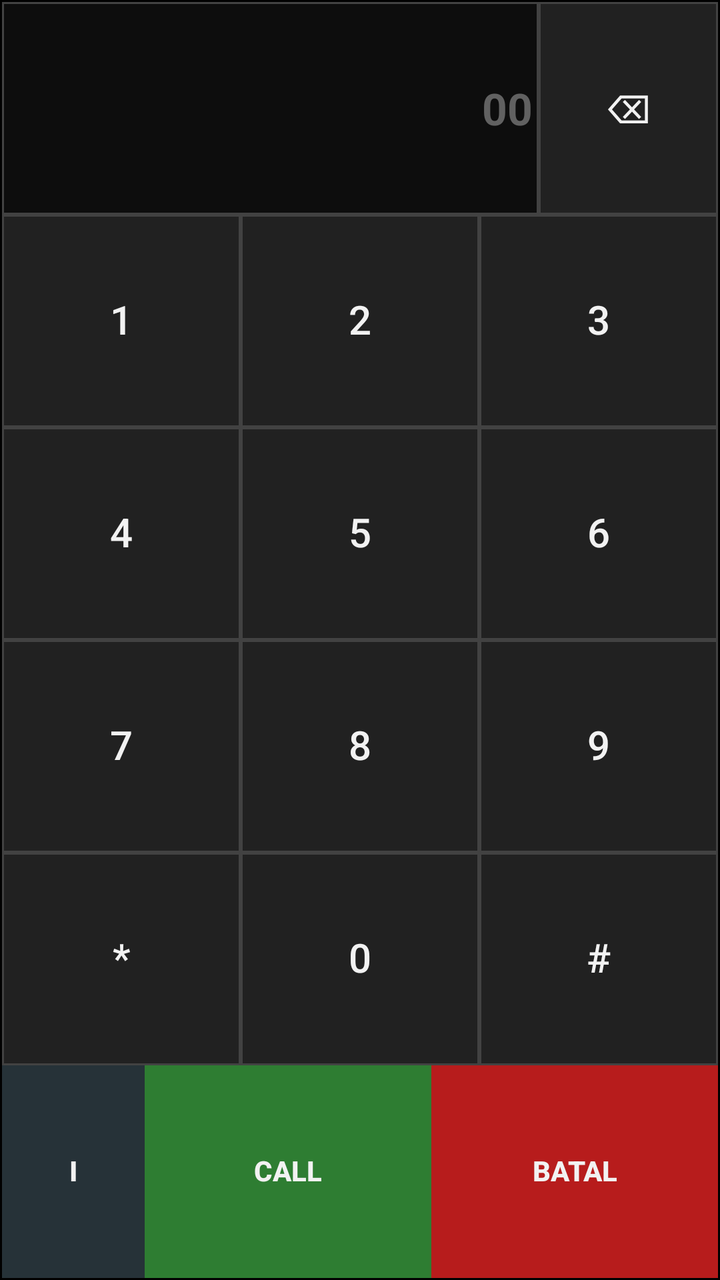
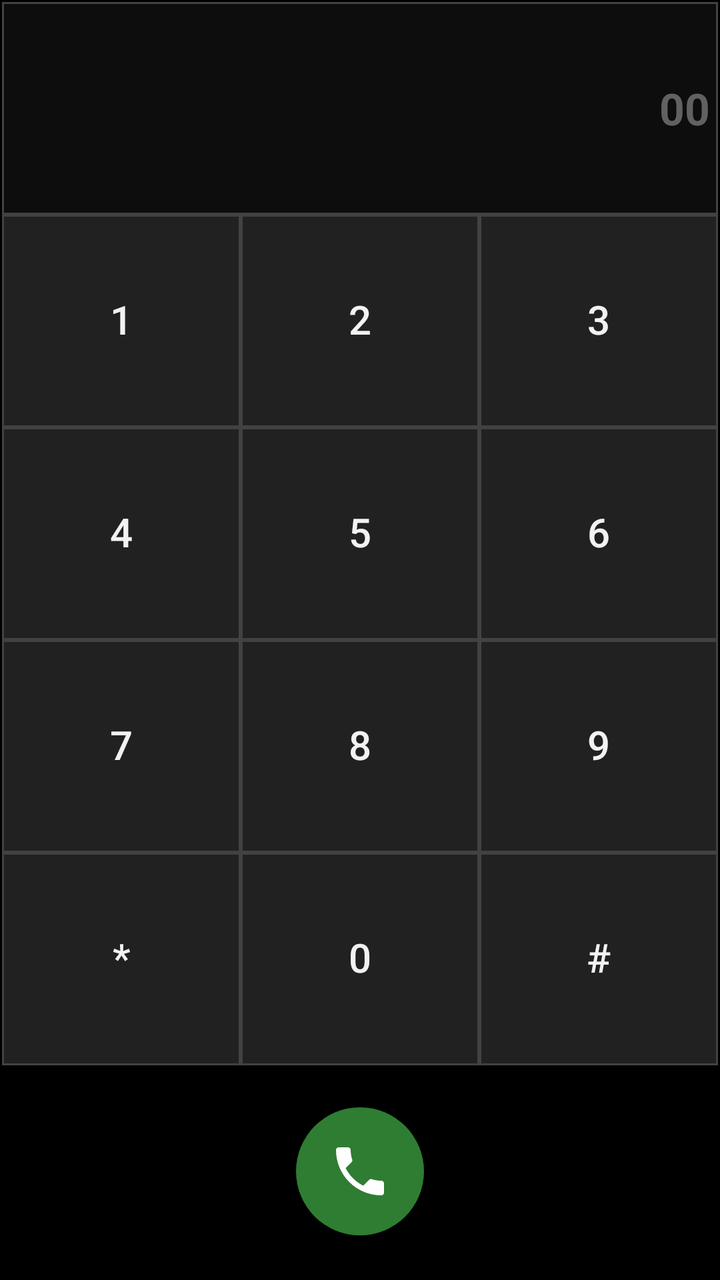

Two renders of the same Android screen: before a commit and after it. Below are the layout's source before the change and the commit's diff.
<!-- AndroidManifest.xml: application theme Theme.PocDialer -->
<!-- res/layout/activity_dialer.xml -->
<?xml version="1.0" encoding="utf-8"?>
<LinearLayout xmlns:android="http://schemas.android.com/apk/res/android"
    android:layout_width="match_parent"
    android:layout_height="match_parent"
    android:background="@color/bg"
    android:orientation="vertical"
    android:padding="1dp"
    android:weightSum="6">

    
    <LinearLayout
        android:layout_width="match_parent"
        android:layout_height="0dp"
        android:layout_weight="1"
        android:orientation="horizontal">

        <EditText
            android:id="@+id/digits"
            android:layout_width="0dp"
            android:layout_height="match_parent"
            android:layout_weight="3"
            android:background="@drawable/bg_display"
            android:gravity="center_vertical|end"
            android:paddingLeft="3dp"
            android:paddingRight="3dp"
            android:textColor="@color/text"
            android:textColorHint="#FF616161"
            android:textSize="@dimen/display_text"
            android:textStyle="bold"
            android:maxLines="1"
            android:inputType="phone"
            android:hint="00"
            android:nextFocusDown="@id/key1"
            android:nextFocusRight="@id/btnDel" />

        <Button
            android:id="@+id/btnDel"
            style="@style/KeypadBtn"
            android:text="@string/del_label"
            android:contentDescription="Hapus"
            android:nextFocusDown="@id/key3"
            android:nextFocusLeft="@id/digits" />
    </LinearLayout>

    <LinearLayout
        android:layout_width="match_parent"
        android:layout_height="0dp"
        android:layout_weight="1"
        android:orientation="horizontal">

        <Button
            android:id="@+id/key1"
            style="@style/KeypadBtn"
            android:text="1"
            android:nextFocusRight="@id/key2"
            android:nextFocusUp="@id/digits"
            android:nextFocusDown="@id/key4" />

        <Button
            android:id="@+id/key2"
            style="@style/KeypadBtn"
            android:text="2"
            android:nextFocusLeft="@id/key1"
            android:nextFocusRight="@id/key3"
            android:nextFocusUp="@id/digits"
            android:nextFocusDown="@id/key4" />

        <Button
            android:id="@+id/key3"
            style="@style/KeypadBtn"
            android:text="3"
            android:nextFocusLeft="@id/key2"
            android:nextFocusUp="@id/digits"
            android:nextFocusDown="@id/key4" />

    </LinearLayout>

    <LinearLayout
        android:layout_width="match_parent"
        android:layout_height="0dp"
        android:layout_weight="1"
        android:orientation="horizontal">

        <Button
            android:id="@+id/key4"
            style="@style/KeypadBtn"
            android:text="4"
            android:nextFocusRight="@id/key5"
            android:nextFocusUp="@id/key1"
            android:nextFocusDown="@id/key7" />

        <Button
            android:id="@+id/key5"
            style="@style/KeypadBtn"
            android:text="5"
            android:nextFocusLeft="@id/key4"
            android:nextFocusRight="@id/key6"
            android:nextFocusUp="@id/key1"
            android:nextFocusDown="@id/key7" />

        <Button
            android:id="@+id/key6"
            style="@style/KeypadBtn"
            android:text="6"
            android:nextFocusLeft="@id/key5"
            android:nextFocusUp="@id/key1"
            android:nextFocusDown="@id/key7" />

    </LinearLayout>

    <LinearLayout
        android:layout_width="match_parent"
        android:layout_height="0dp"
        android:layout_weight="1"
        android:orientation="horizontal">

        <Button
            android:id="@+id/key7"
            style="@style/KeypadBtn"
            android:text="7"
            android:nextFocusRight="@id/key8"
            android:nextFocusUp="@id/key4"
            android:nextFocusDown="@id/keyStar" />

        <Button
            android:id="@+id/key8"
            style="@style/KeypadBtn"
            android:text="8"
            android:nextFocusLeft="@id/key7"
            android:nextFocusRight="@id/key9"
            android:nextFocusUp="@id/key4"
            android:nextFocusDown="@id/keyStar" />

        <Button
            android:id="@+id/key9"
            style="@style/KeypadBtn"
            android:text="9"
            android:nextFocusLeft="@id/key8"
            android:nextFocusUp="@id/key4"
            android:nextFocusDown="@id/keyStar" />

    </LinearLayout>

    <LinearLayout
        android:layout_width="match_parent"
        android:layout_height="0dp"
        android:layout_weight="1"
        android:orientation="horizontal">

        <Button
            android:id="@+id/keyStar"
            style="@style/KeypadBtn"
            android:text="*"
            android:nextFocusRight="@id/key0"
            android:nextFocusUp="@id/key7"
            android:nextFocusDown="@id/aboutButton" />

        <Button
            android:id="@+id/key0"
            style="@style/KeypadBtn"
            android:text="0"
            android:nextFocusLeft="@id/keyStar"
            android:nextFocusRight="@id/keyPound"
            android:nextFocusUp="@id/key7"
            android:nextFocusDown="@id/aboutButton" />

        <Button
            android:id="@+id/keyPound"
            style="@style/KeypadBtn"
            android:text="#"
            android:nextFocusLeft="@id/key0"
            android:nextFocusUp="@id/key7"
            android:nextFocusDown="@id/aboutButton" />

    </LinearLayout>

    
    <LinearLayout
        android:layout_width="match_parent"
        android:layout_height="0dp"
        android:layout_weight="1"
        android:orientation="horizontal">

        <Button
            android:id="@+id/aboutButton"
            style="@style/ActionBtn"
            android:layout_weight="1"
            android:background="@drawable/bg_info"
            android:text="@string/about_label"
            android:contentDescription="Tentang aplikasi"
            android:nextFocusRight="@id/callButton"
            android:nextFocusUp="@id/keyStar" />

        <Button
            android:id="@+id/callButton"
            style="@style/ActionBtn"
            android:layout_weight="2"
            android:background="@drawable/bg_call"
            android:text="@string/call_label"
            android:nextFocusLeft="@id/aboutButton"
            android:nextFocusRight="@id/cancelButton"
            android:nextFocusUp="@id/key0" />

        <Button
            android:id="@+id/cancelButton"
            style="@style/ActionBtn"
            android:layout_weight="2"
            android:background="@drawable/bg_cancel"
            android:text="@string/cancel_label"
            android:nextFocusLeft="@id/callButton"
            android:nextFocusUp="@id/keyPound" />
    </LinearLayout>
</LinearLayout>
<!-- resources referenced by this layout -->
<resources>
  <color name="bg">#FF000000</color>
  <color name="text">#FFF2F2F2</color>
  <dimen name="display_text">22sp</dimen>
  <!-- drawable bg_call (drawable) -->
  <?xml version="1.0" encoding="utf-8"?>
  <selector xmlns:android="http://schemas.android.com/apk/res/android">
      <item android:state_focused="true">
          <shape android:shape="rectangle">
              <solid android:color="@color/call_focus" />
              <stroke android:width="1dp" android:color="#FFFFFFFF" />
          </shape>
      </item>
      <item>
          <shape android:shape="rectangle">
              <solid android:color="@color/call" />
          </shape>
      </item>
  </selector>
  <!-- drawable bg_cancel (drawable) -->
  <?xml version="1.0" encoding="utf-8"?>
  <selector xmlns:android="http://schemas.android.com/apk/res/android">
      <item android:state_focused="true">
          <shape android:shape="rectangle">
              <solid android:color="@color/cancel_focus" />
              <stroke android:width="1dp" android:color="#FFFFFFFF" />
          </shape>
      </item>
      <item>
          <shape android:shape="rectangle">
              <solid android:color="@color/cancel" />
          </shape>
      </item>
  </selector>
  <!-- drawable bg_display (drawable) -->
  <?xml version="1.0" encoding="utf-8"?>
  <shape xmlns:android="http://schemas.android.com/apk/res/android" android:shape="rectangle">
      <solid android:color="@color/display_bg" />
      <stroke android:width="1dp" android:color="@color/key_border" />
  </shape>
  <!-- drawable bg_info (drawable) -->
  <?xml version="1.0" encoding="utf-8"?>
  <selector xmlns:android="http://schemas.android.com/apk/res/android">
      <item android:state_focused="true">
          <shape android:shape="rectangle">
              <solid android:color="@color/focus" />
              <stroke android:width="1dp" android:color="#FFFFFFFF" />
          </shape>
      </item>
      <item>
          <shape android:shape="rectangle">
              <solid android:color="@color/info" />
          </shape>
      </item>
  </selector>
  <string name="about_label">i</string>
  <string name="call_label">CALL</string>
  <string name="cancel_label">BATAL</string>
  <string name="del_label">⌫</string>
  <style name="ActionBtn" parent="KeypadBtn">
          <item name="android:textSize">@dimen/action_text</item>
          <item name="android:textStyle">bold</item>
      </style>
  <style name="Theme.PocDialer" parent="@android:style/Theme.Material.NoActionBar">
          <item name="android:windowBackground">@color/bg</item>
          <item name="android:colorAccent">@color/focus</item>
          <item name="android:statusBarColor">@color/bg</item>
          <item name="android:navigationBarColor">@color/bg</item>
      </style>
  <color name="call_focus">#FF66BB6A</color>
  <color name="call">#FF2E7D32</color>
  <color name="cancel_focus">#FFEF5350</color>
  <color name="cancel">#FFB71C1C</color>
  <color name="display_bg">#FF0D0D0D</color>
  <color name="key_border">#FF424242</color>
  <color name="focus">#FFFF9800</color>
  <color name="info">#FF263238</color>
  <dimen name="action_text">14sp</dimen>
  <!-- drawable bg_key (drawable) -->
  <?xml version="1.0" encoding="utf-8"?>
  <selector xmlns:android="http://schemas.android.com/apk/res/android">
      <item android:state_focused="true">
          <shape android:shape="rectangle">
              <solid android:color="@color/focus" />
              <stroke android:width="1dp" android:color="#FFFFFFFF" />
          </shape>
      </item>
      <item android:state_pressed="true">
          <shape android:shape="rectangle">
              <solid android:color="#FF37474F" />
          </shape>
      </item>
      <item>
          <shape android:shape="rectangle">
              <solid android:color="@color/key" />
              <stroke android:width="1dp" android:color="@color/key_border" />
          </shape>
      </item>
  </selector>
  <dimen name="key_text">20sp</dimen>
  <color name="key">#FF212121</color>
  <!-- unchanged entries left out for length: 1 -->
</resources>

<!-- the commit's change to res/layout/activity_dialer.xml (unified diff, before → after) -->
@@ -16,13 +16,12 @@
 
         <EditText
             android:id="@+id/digits"
-            android:layout_width="0dp"
+            android:layout_width="match_parent"
             android:layout_height="match_parent"
-            android:layout_weight="3"
             android:background="@drawable/bg_display"
             android:gravity="center_vertical|end"
-            android:paddingLeft="3dp"
-            android:paddingRight="3dp"
+            android:paddingLeft="4dp"
+            android:paddingRight="4dp"
             android:textColor="@color/text"
             android:textColorHint="#FF616161"
             android:textSize="@dimen/display_text"
@@ -30,16 +29,8 @@
             android:maxLines="1"
             android:inputType="phone"
             android:hint="00"
-            android:nextFocusDown="@id/key1"
-            android:nextFocusRight="@id/btnDel" />
-
-        <Button
-            android:id="@+id/btnDel"
-            style="@style/KeypadBtn"
-            android:text="@string/del_label"
-            android:contentDescription="Hapus"
-            android:nextFocusDown="@id/key3"
-            android:nextFocusLeft="@id/digits" />
+            android:nextFocusDown="@+id/key1"
+            android:nextFocusRight="@+id/key1" />
     </LinearLayout>
 
     <LinearLayout
@@ -52,26 +43,28 @@
             android:id="@+id/key1"
             style="@style/KeypadBtn"
             android:text="1"
-            android:nextFocusRight="@id/key2"
-            android:nextFocusUp="@id/digits"
-            android:nextFocusDown="@id/key4" />
+            android:nextFocusRight="@+id/key2"
+            android:nextFocusDown="@+id/key2"
+            android:nextFocusLeft="@+id/callButton"
+            android:nextFocusUp="@+id/callButton" />
 
         <Button
             android:id="@+id/key2"
             style="@style/KeypadBtn"
             android:text="2"
-            android:nextFocusLeft="@id/key1"
-            android:nextFocusRight="@id/key3"
-            android:nextFocusUp="@id/digits"
-            android:nextFocusDown="@id/key4" />
+            android:nextFocusRight="@+id/key3"
+            android:nextFocusDown="@+id/key3"
+            android:nextFocusLeft="@+id/key1"
+            android:nextFocusUp="@+id/key1" />
 
         <Button
             android:id="@+id/key3"
             style="@style/KeypadBtn"
             android:text="3"
-            android:nextFocusLeft="@id/key2"
-            android:nextFocusUp="@id/digits"
-            android:nextFocusDown="@id/key4" />
+            android:nextFocusRight="@+id/key4"
+            android:nextFocusDown="@+id/key4"
+            android:nextFocusLeft="@+id/key2"
+            android:nextFocusUp="@+id/key2" />
 
     </LinearLayout>
 
@@ -85,26 +78,28 @@
             android:id="@+id/key4"
             style="@style/KeypadBtn"
             android:text="4"
-            android:nextFocusRight="@id/key5"
-            android:nextFocusUp="@id/key1"
-            android:nextFocusDown="@id/key7" />
+            android:nextFocusRight="@+id/key5"
+            android:nextFocusDown="@+id/key5"
+            android:nextFocusLeft="@+id/key3"
+            android:nextFocusUp="@+id/key3" />
 
         <Button
             android:id="@+id/key5"
             style="@style/KeypadBtn"
             android:text="5"
-            android:nextFocusLeft="@id/key4"
-            android:nextFocusRight="@id/key6"
-            android:nextFocusUp="@id/key1"
-            android:nextFocusDown="@id/key7" />
+            android:nextFocusRight="@+id/key6"
+            android:nextFocusDown="@+id/key6"
+            android:nextFocusLeft="@+id/key4"
+            android:nextFocusUp="@+id/key4" />
 
         <Button
             android:id="@+id/key6"
             style="@style/KeypadBtn"
             android:text="6"
-            android:nextFocusLeft="@id/key5"
-            android:nextFocusUp="@id/key1"
-            android:nextFocusDown="@id/key7" />
+            android:nextFocusRight="@+id/key7"
+            android:nextFocusDown="@+id/key7"
+            android:nextFocusLeft="@+id/key5"
+            android:nextFocusUp="@+id/key5" />
 
     </LinearLayout>
 
@@ -118,26 +113,28 @@
             android:id="@+id/key7"
             style="@style/KeypadBtn"
             android:text="7"
-            android:nextFocusRight="@id/key8"
-            android:nextFocusUp="@id/key4"
-            android:nextFocusDown="@id/keyStar" />
+            android:nextFocusRight="@+id/key8"
+            android:nextFocusDown="@+id/key8"
+            android:nextFocusLeft="@+id/key6"
+            android:nextFocusUp="@+id/key6" />
 
         <Button
             android:id="@+id/key8"
             style="@style/KeypadBtn"
             android:text="8"
-            android:nextFocusLeft="@id/key7"
-            android:nextFocusRight="@id/key9"
-            android:nextFocusUp="@id/key4"
-            android:nextFocusDown="@id/keyStar" />
+            android:nextFocusRight="@+id/key9"
+            android:nextFocusDown="@+id/key9"
+            android:nextFocusLeft="@+id/key7"
+            android:nextFocusUp="@+id/key7" />
 
         <Button
             android:id="@+id/key9"
             style="@style/KeypadBtn"
             android:text="9"
-            android:nextFocusLeft="@id/key8"
-            android:nextFocusUp="@id/key4"
-            android:nextFocusDown="@id/keyStar" />
+            android:nextFocusRight="@+id/keyStar"
+            android:nextFocusDown="@+id/keyStar"
+            android:nextFocusLeft="@+id/key8"
+            android:nextFocusUp="@+id/key8" />
 
     </LinearLayout>
 
@@ -151,63 +148,54 @@
             android:id="@+id/keyStar"
             style="@style/KeypadBtn"
             android:text="*"
-            android:nextFocusRight="@id/key0"
-            android:nextFocusUp="@id/key7"
-            android:nextFocusDown="@id/aboutButton" />
+            android:nextFocusRight="@+id/key0"
+            android:nextFocusDown="@+id/key0"
+            android:nextFocusLeft="@+id/key9"
+            android:nextFocusUp="@+id/key9" />
 
         <Button
             android:id="@+id/key0"
             style="@style/KeypadBtn"
             android:text="0"
-            android:nextFocusLeft="@id/keyStar"
-            android:nextFocusRight="@id/keyPound"
-            android:nextFocusUp="@id/key7"
-            android:nextFocusDown="@id/aboutButton" />
+            android:nextFocusRight="@+id/keyPound"
+            android:nextFocusDown="@+id/keyPound"
+            android:nextFocusLeft="@+id/keyStar"
+            android:nextFocusUp="@+id/keyStar" />
 
         <Button
             android:id="@+id/keyPound"
             style="@style/KeypadBtn"
             android:text="#"
-            android:nextFocusLeft="@id/key0"
-            android:nextFocusUp="@id/key7"
-            android:nextFocusDown="@id/aboutButton" />
+            android:nextFocusRight="@+id/callButton"
+            android:nextFocusDown="@+id/callButton"
+            android:nextFocusLeft="@+id/key0"
+            android:nextFocusUp="@+id/key0" />
 
     </LinearLayout>
 
     
-    <LinearLayout
-        android:layout_width="match_parent"
-        android:layout_height="0dp"
-        android:layout_weight="1"
-        android:orientation="horizontal">
-
-        <Button
-            android:id="@+id/aboutButton"
-            style="@style/ActionBtn"
-            android:layout_weight="1"
-            android:background="@drawable/bg_info"
-            android:text="@string/about_label"
-            android:contentDescription="Tentang aplikasi"
-            android:nextFocusRight="@id/callButton"
-            android:nextFocusUp="@id/keyStar" />
-
-        <Button
+    <FrameLayout
+        android:layout_width="match_parent"
+        android:layout_height="0dp"
+        android:layout_weight="1">
+
+        <ImageButton
             android:id="@+id/callButton"
-            style="@style/ActionBtn"
-            android:layout_weight="2"
+            android:layout_width="@dimen/call_size"
+            android:layout_height="@dimen/call_size"
+            android:layout_gravity="center"
             android:background="@drawable/bg_call"
-            android:text="@string/call_label"
-            android:nextFocusLeft="@id/aboutButton"
-            android:nextFocusRight="@id/cancelButton"
-            android:nextFocusUp="@id/key0" />
-
-        <Button
-            android:id="@+id/cancelButton"
-            style="@style/ActionBtn"
-            android:layout_weight="2"
-            android:background="@drawable/bg_cancel"
-            android:text="@string/cancel_label"
-            android:nextFocusLeft="@id/callButton"
-            android:nextFocusUp="@id/keyPound" />
-    </LinearLayout>
+            android:padding="@dimen/call_icon_pad"
+            android:scaleType="fitCenter"
+            android:src="@drawable/ic_call"
+            android:contentDescription="Panggil"
+            android:focusable="true"
+            android:focusableInTouchMode="false"
+            android:minWidth="0dp"
+            android:minHeight="0dp"
+            android:nextFocusRight="@+id/key1"
+            android:nextFocusDown="@+id/key1"
+            android:nextFocusLeft="@+id/keyPound"
+            android:nextFocusUp="@+id/keyPound" />
+    </FrameLayout>
 </LinearLayout>
<!-- resource entries referenced after the edit -->
@@ -2,34 +2,26 @@
 <resources>
   <color name="bg">#FF000000</color>
   <color name="text">#FFF2F2F2</color>
+  <dimen name="call_icon_pad">16dp</dimen>
+  <dimen name="call_size">64dp</dimen>
   <dimen name="display_text">22sp</dimen>
   <!-- drawable bg_call (drawable) -->
   <?xml version="1.0" encoding="utf-8"?>
   <selector xmlns:android="http://schemas.android.com/apk/res/android">
       <item android:state_focused="true">
-          <shape android:shape="rectangle">
+          <shape android:shape="oval">
               <solid android:color="@color/call_focus" />
               <stroke android:width="1dp" android:color="#FFFFFFFF" />
           </shape>
       </item>
-      <item>
-          <shape android:shape="rectangle">
-              <solid android:color="@color/call" />
-          </shape>
-      </item>
-  </selector>
-  <!-- drawable bg_cancel (drawable) -->
-  <?xml version="1.0" encoding="utf-8"?>
-  <selector xmlns:android="http://schemas.android.com/apk/res/android">
-      <item android:state_focused="true">
-          <shape android:shape="rectangle">
-              <solid android:color="@color/cancel_focus" />
-              <stroke android:width="1dp" android:color="#FFFFFFFF" />
+      <item android:state_pressed="true">
+          <shape android:shape="oval">
+              <solid android:color="#FF1B5E20" />
           </shape>
       </item>
       <item>
-          <shape android:shape="rectangle">
-              <solid android:color="@color/cancel" />
+          <shape android:shape="oval">
+              <solid android:color="@color/call" />
           </shape>
       </item>
   </selector>
@@ -39,29 +31,17 @@
       <solid android:color="@color/display_bg" />
       <stroke android:width="1dp" android:color="@color/key_border" />
   </shape>
-  <!-- drawable bg_info (drawable) -->
+  <!-- drawable ic_call (drawable) -->
   <?xml version="1.0" encoding="utf-8"?>
-  <selector xmlns:android="http://schemas.android.com/apk/res/android">
-      <item android:state_focused="true">
-          <shape android:shape="rectangle">
-              <solid android:color="@color/focus" />
-              <stroke android:width="1dp" android:color="#FFFFFFFF" />
-          </shape>
-      </item>
-      <item>
-          <shape android:shape="rectangle">
-              <solid android:color="@color/info" />
-          </shape>
-      </item>
-  </selector>
-  <string name="about_label">i</string>
-  <string name="call_label">CALL</string>
-  <string name="cancel_label">BATAL</string>
-  <string name="del_label">⌫</string>
-  <style name="ActionBtn" parent="KeypadBtn">
-          <item name="android:textSize">@dimen/action_text</item>
-          <item name="android:textStyle">bold</item>
-      </style>
+  <vector xmlns:android="http://schemas.android.com/apk/res/android"
+      android:width="24dp"
+      android:height="24dp"
+      android:viewportWidth="24"
+      android:viewportHeight="24">
+      <path
+          android:fillColor="#FFFFFFFF"
+          android:pathData="M6.62,10.79c1.44,2.83 3.76,5.14 6.59,6.59l2.2,-2.2c0.27,-0.27 0.67,-0.36 1.02,-0.24 1.12,0.37 2.33,0.57 3.57,0.57 0.55,0 1,0.45 1,1V20c0,0.55 -0.45,1 -1,1 -9.39,0 -17,-7.61 -17,-17 0,-0.55 0.45,-1 1,-1h3.5c0.55,0 1,0.45 1,1 0,1.25 0.2,2.45 0.57,3.57 0.11,0.35 0.03,0.74 -0.25,1.02l-2.2,2.2z" />
+  </vector>
   <style name="Theme.PocDialer" parent="@android:style/Theme.Material.NoActionBar">
           <item name="android:windowBackground">@color/bg</item>
           <item name="android:colorAccent">@color/focus</item>
@@ -70,13 +50,9 @@
       </style>
   <color name="call_focus">#FF66BB6A</color>
   <color name="call">#FF2E7D32</color>
-  <color name="cancel_focus">#FFEF5350</color>
-  <color name="cancel">#FFB71C1C</color>
   <color name="display_bg">#FF0D0D0D</color>
   <color name="key_border">#FF424242</color>
   <color name="focus">#FFFF9800</color>
-  <color name="info">#FF263238</color>
-  <dimen name="action_text">14sp</dimen>
   <!-- drawable bg_key (drawable) -->
   <?xml version="1.0" encoding="utf-8"?>
   <selector xmlns:android="http://schemas.android.com/apk/res/android">
